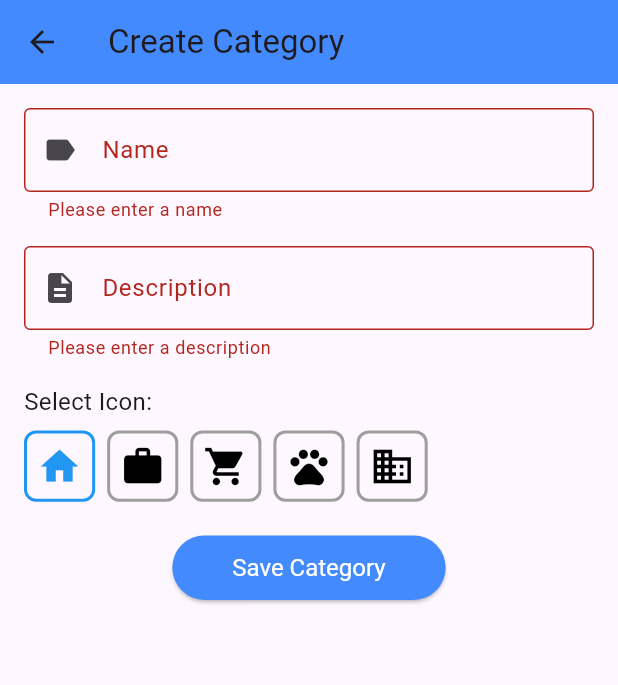
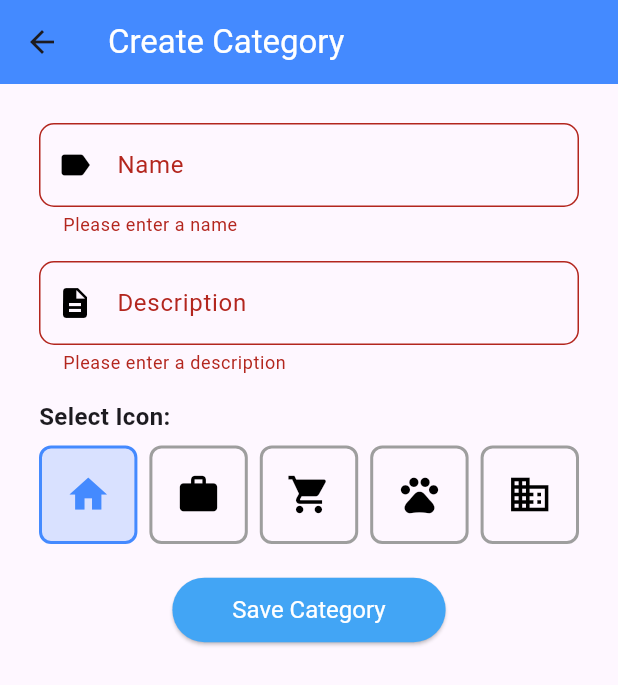
Before and after one commit to p1uma1/taskManager, a Flutter app: the CreateCategoryScreen screen opened directly with empty values, after a tap on "Save Category", on a phone screen of 412 x 824 dp. Shown: the top 685 px of the screen. Run offline on Flutter 3.47's test engine with Material 3 defaults, Android fonts, the phone set to English and light mode, and no system bars; our stand-ins replace cloud_firestore, firebase_auth, firebase_core, flutter_local_notifications, google_fonts, google_sign_in; accounts and stored records are empty; network calls fail.

Commit message:
before evaluation

```diff
--- a/lib/screens/category/create_category.dart
+++ b/lib/screens/category/create_category.dart
@@ -1,12 +1,14 @@
 import 'package:flutter/material.dart';
 import 'package:firebase_auth/firebase_auth.dart';
+import 'package:taskmanager_new/screens/category/category_list_screen.dart';
 import 'package:taskmanager_new/services/category_service.dart';
 import '../../models/category.dart'; // Import your Category class
 
 class CreateCategoryScreen extends StatefulWidget {
   final CategoryService categoryService;
 
-  CreateCategoryScreen({required this.categoryService}); // Passing service as a parameter
+  CreateCategoryScreen(
+      {required this.categoryService}); // Passing service as a parameter
 
   @override
   _CreateCategoryScreenState createState() => _CreateCategoryScreenState();
@@ -53,20 +55,12 @@ class _CreateCategoryScreenState extends State<CreateCategoryScreen> {
 
       try {
         // Call the CategoryService to add the category
-        if (newCategory.userId == null) {
-          // Handle the case where userId is null (show an error or take another action)
-          ScaffoldMessenger.of(context).showSnackBar(
-            SnackBar(content: Text('User is not logged in!')),
-          );
-          return; // Prevent category creation if userId is null
-        } else {
         await widget.categoryService.createCategorywithAttributes(
           name: newCategory.name,
           description: newCategory.description,
           icon: newCategory.icon,
-            userId: newCategory.userId!, // Safe to use now
+          userId: newCategory.userId!,
         );
-        }
 
         // Clear the form
         _nameController.clear();
@@ -77,9 +71,14 @@ class _CreateCategoryScreenState extends State<CreateCategoryScreen> {
           SnackBar(content: Text('Category created successfully!')),
         );
 
-        // Pop the current screen and go back to the previous screen
-        Navigator.pop(context, true); // Pass true or any value if you want to indicate success
-
+        // Navigate to the CategoryList screen
+        Navigator.pushReplacement(
+          context,
+          MaterialPageRoute(
+            builder: (context) =>
+                CategoryListScreen(categoryService: widget.categoryService),
+          ),
+        );
       } catch (error) {
         ScaffoldMessenger.of(context).showSnackBar(
           SnackBar(content: Text('Failed to create category: $error')),
@@ -88,31 +87,32 @@ class _CreateCategoryScreenState extends State<CreateCategoryScreen> {
     }
   }
 
-
   @override
   Widget build(BuildContext context) {
     return Scaffold(
       appBar: AppBar(
-        title: Text('Create Category'),
+        title: Text(
+          'Create Category',
+          style: TextStyle(color: Colors.white),
+        ),
         backgroundColor: Colors.blueAccent,
       ),
       body: Padding(
-        padding: const EdgeInsets.all(16.0),
-        child: Column(
-          crossAxisAlignment: CrossAxisAlignment.start,
-          children: [
-            Form(
+        padding: const EdgeInsets.all(16),
+        child: Form(
           key: _formKey,
           child: ListView(
             shrinkWrap: true,
+            padding: EdgeInsets.all(10),
             children: [
-                  // Removed the ID field
               TextFormField(
                 controller: _nameController,
                 decoration: InputDecoration(
                   labelText: 'Name',
-                      border: OutlineInputBorder(),
-                      prefixIcon: Icon(Icons.label),
+                  border: OutlineInputBorder(
+                    borderRadius: BorderRadius.circular(10),
+                  ),
+                  prefixIcon: Icon(Icons.label, color: Colors.black),
                 ),
                 validator: (value) {
                   if (value == null || value.isEmpty) {
@@ -126,8 +126,10 @@ class _CreateCategoryScreenState extends State<CreateCategoryScreen> {
                 controller: _descriptionController,
                 decoration: InputDecoration(
                   labelText: 'Description',
-                      border: OutlineInputBorder(),
-                      prefixIcon: Icon(Icons.description),
+                  border: OutlineInputBorder(
+                    borderRadius: BorderRadius.circular(10),
+                  ),
+                  prefixIcon: Icon(Icons.description, color: Colors.black),
                 ),
                 validator: (value) {
                   if (value == null || value.isEmpty) {
@@ -137,13 +139,15 @@ class _CreateCategoryScreenState extends State<CreateCategoryScreen> {
                 },
               ),
               SizedBox(height: 16),
-                  // Icon selection grid
-                  Text('Select Icon:', style: TextStyle(fontSize: 16)),
+              Text(
+                'Select Icon:',
+                style: TextStyle(fontSize: 16, fontWeight: FontWeight.bold),
+              ),
               SizedBox(height: 8),
               GridView.builder(
                 shrinkWrap: true,
                 gridDelegate: SliverGridDelegateWithFixedCrossAxisCount(
-                      crossAxisCount: 7,
+                  crossAxisCount: 5,
                   crossAxisSpacing: 8,
                   mainAxisSpacing: 8,
                 ),
@@ -158,9 +162,12 @@ class _CreateCategoryScreenState extends State<CreateCategoryScreen> {
                     },
                     child: Container(
                       decoration: BoxDecoration(
+                        color: _selectedIcon == iconData['name']
+                            ? Colors.blueAccent.withOpacity(0.2)
+                            : Colors.transparent,
                         border: Border.all(
                           color: _selectedIcon == iconData['name']
-                                  ? Colors.blue
+                              ? Colors.blueAccent
                               : Colors.grey,
                           width: 2,
                         ),
@@ -170,7 +177,7 @@ class _CreateCategoryScreenState extends State<CreateCategoryScreen> {
                         iconData['icon'],
                         size: 30,
                         color: _selectedIcon == iconData['name']
-                                ? Colors.blue
+                            ? Colors.blueAccent
                             : Colors.black,
                       ),
                     ),
@@ -189,9 +196,8 @@ class _CreateCategoryScreenState extends State<CreateCategoryScreen> {
                     ),
                   ),
                   style: ElevatedButton.styleFrom(
-                        backgroundColor: Colors.blueAccent,
-                        padding: EdgeInsets.symmetric(
-                            horizontal: 40, vertical: 12),
+                    backgroundColor: Colors.blue.shade400,
+                    padding: EdgeInsets.symmetric(horizontal: 40, vertical: 12),
                     textStyle: TextStyle(fontSize: 16),
                   ),
                 ),
@@ -199,8 +205,6 @@ class _CreateCategoryScreenState extends State<CreateCategoryScreen> {
             ],
           ),
         ),
-          ],
-        ),
       ),
     );
   }
--- a/lib/screens/task/update_task_screen.dart
+++ b/lib/screens/task/update_task_screen.dart
@@ -92,6 +92,7 @@ class _UpdateTaskScreenState extends State<UpdateTaskScreen> {
 
     try {
       await widget.taskService.updateTask(updatedTask);
+      // Pop back and return the updated task
       Navigator.pop(context, updatedTask);
     } catch (e) {
       ScaffoldMessenger.of(context).showSnackBar(
@@ -101,6 +102,7 @@ class _UpdateTaskScreenState extends State<UpdateTaskScreen> {
       setState(() => isLoading = false);
     }
   }
+
 
   @override
   Widget build(BuildContext context) {
```
Also changed, not shown: lib/components/home_screen/home_content_screen.dart (+8 -46 lines), lib/screens/recyclebin_screen.dart (+72 -20 lines), lib/screens/splash_screen.dart (+13 -1 lines), lib/screens/task/task_details_screen.dart (+16 -13 lines). Lines whose indentation alone changed are shown as unchanged.
